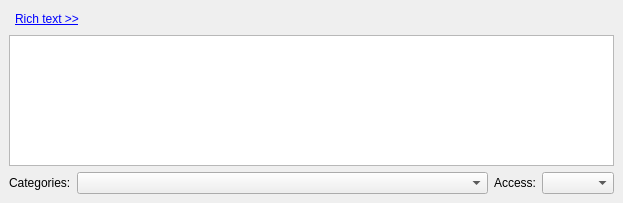
The window that incidenceeditors/incidenceeditor-ng/eventortodomoremobile.ui (chusopr/kdepim-ktimetracker-akonadi) describes before a commit, drawn with Qt 5.
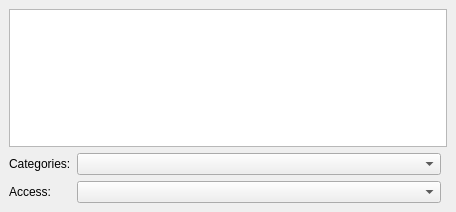
The same window after the commit. The open tabs and pages were chosen to show the change. Custom widgets are drawn as their Qt base class.

Commit message:
Solve half of volkers problems =:P
Some layout adjustsments so that the dialogs on the slide out panels actually
stays within the panels.

```diff
--- a/incidenceeditors/incidenceeditor-ng/eventortodomoremobile.ui
+++ b/incidenceeditors/incidenceeditor-ng/eventortodomoremobile.ui
@@ -6,8 +6,8 @@
    <rect>
     <x>0</x>
     <y>0</y>
-    <width>623</width>
-    <height>197</height>
+    <width>456</width>
+    <height>212</height>
    </rect>
   </property>
   <property name="windowTitle">
@@ -18,43 +18,7 @@
   </property>
   <widget class="QWidget" name="page">
    <layout class="QGridLayout" name="gridLayout_3">
-    <item row="0" column="0" colspan="4">
-     <layout class="QHBoxLayout" name="horizontalLayout_6">
-      <item>
-       <widget class="QWidget" name="mEditToolBarPlaceHolder" native="true"/>
-      </item>
-      <item>
-       <widget class="QLabel" name="mRichTextLabel">
-        <property name="sizePolicy">
-         <sizepolicy hsizetype="Fixed" vsizetype="Preferred">
-          <horstretch>0</horstretch>
-          <verstretch>0</verstretch>
-         </sizepolicy>
-        </property>
-        <property name="text">
-         <string>&lt;a href=\&quot;hide\&quot;&gt;&lt;font color='blue'&gt;Rich text &amp;gt;&amp;gt;&lt;/font&gt;&lt;/a&gt;</string>
-        </property>
-        <property name="textFormat">
-         <enum>Qt::RichText</enum>
-        </property>
-       </widget>
-      </item>
-      <item>
-       <spacer name="horizontalSpacer_9">
-        <property name="orientation">
-         <enum>Qt::Horizontal</enum>
-        </property>
-        <property name="sizeHint" stdset="0">
-         <size>
-          <width>40</width>
-          <height>20</height>
-         </size>
-        </property>
-       </spacer>
-      </item>
-     </layout>
-    </item>
-    <item row="1" column="0" colspan="4">
+    <item row="0" column="0" colspan="3">
      <widget class="KRichTextWidget" name="mDescriptionEdit">
       <property name="toolTip">
        <string extracomment="@info:tooltip">Set the description in plain text or rich text.</string>
@@ -67,7 +31,7 @@
       </property>
      </widget>
     </item>
-    <item row="2" column="0">
+    <item row="1" column="0">
      <widget class="QLabel" name="mCategoryLabel">
       <property name="sizePolicy">
        <sizepolicy hsizetype="Fixed" vsizetype="Preferred">
@@ -80,7 +44,7 @@
       </property>
      </widget>
     </item>
-    <item row="2" column="1">
+    <item row="1" column="1">
      <widget class="KPIM::KCheckComboBox" name="mCategoryCombo">
       <property name="sizePolicy">
        <sizepolicy hsizetype="MinimumExpanding" vsizetype="Fixed">
@@ -90,7 +54,7 @@
       </property>
      </widget>
     </item>
-    <item row="2" column="2">
+    <item row="2" column="0">
      <widget class="QLabel" name="mSecrecyLabel">
       <property name="sizePolicy">
        <sizepolicy hsizetype="Fixed" vsizetype="Preferred">
@@ -112,7 +76,7 @@
       </property>
      </widget>
     </item>
-    <item row="2" column="3">
+    <item row="2" column="1">
      <widget class="QComboBox" name="mSecrecyCombo">
       <property name="toolTip">
        <string extracomment="@info:tooltip">Set the secrecy level</string>
```
Left out of the diff: 36 changed lines with no effect on the pictures.
